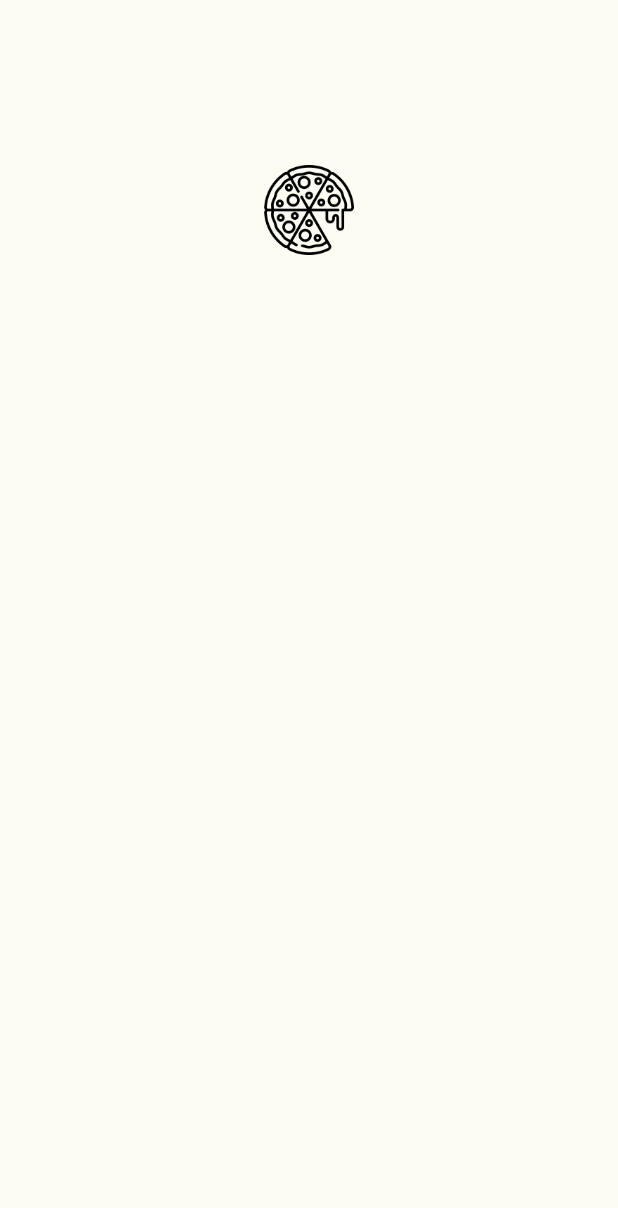
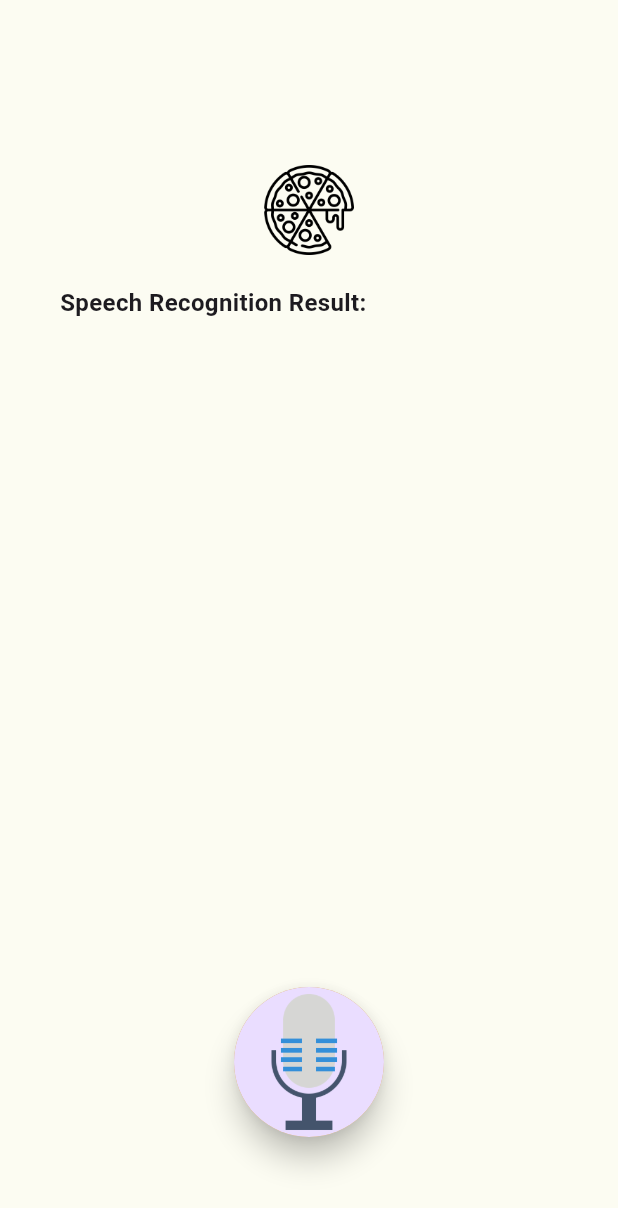
Before and after one commit to AmineBennani7/Smart-Voice-Restaurant-Assistant, a Flutter app: the ConversationPage screen opened by its route, on a phone screen of 412 x 824 dp. Shown: the top 1208 px of the screen. Run offline on Flutter 3.47's test engine with Material 3 defaults, Android fonts, the light colour scheme and no system bars; drawn by our look-alikes of avatar_glow; our stand-ins replace flutter_tts, google_fonts; missing offline and left inert: speech_to_text_google_dialog.

Commit message:
speechToText flutter

```diff
--- a/frontend/mobile/mobile_order/lib/pages/conversationpage.dart
+++ b/frontend/mobile/mobile_order/lib/pages/conversationpage.dart
@@ -1,30 +1,112 @@
 import 'package:flutter/material.dart';
-class ConversationPage extends StatelessWidget {
-  const ConversationPage({super.key});
+import 'package:avatar_glow/avatar_glow.dart';
+import 'package:speech_to_text_google_dialog/speech_to_text_google_dialog.dart';
 
-   @override
+class ConversationPage extends StatefulWidget {
+  const ConversationPage({Key? key}) : super(key: key);
+
+  @override
+  _ConversationPageState createState() => _ConversationPageState();
+}
+
+class _ConversationPageState extends State<ConversationPage> {
+  bool isRecording = false;
+  String textSpeech = '';
+
+  @override
   Widget build(BuildContext context) {
     return Scaffold(
-      backgroundColor:const Color.fromARGB(255, 252, 252, 242),
-      body:
-
-      //Logo pequeño
-      Padding(
+      backgroundColor: const Color.fromARGB(255, 252, 252, 242),
+      floatingActionButtonLocation: FloatingActionButtonLocation.centerFloat,
+      floatingActionButton: GestureDetector(
+        onTap: toggleListening, // Utiliza el método toggleListening en lugar de repetir la lógica de pulsar el botón
+        child: AvatarGlow(
+          startDelay: const Duration(milliseconds: 1000),
+          glowColor: const Color.fromARGB(255, 44, 37, 37),
+          glowShape: BoxShape.circle,
+          curve: Curves.fastOutSlowIn,
+          animate: isRecording,
+          duration: const Duration(milliseconds: 1500),
+          child: Material(
+            elevation: 8.0,
+            shape: const CircleBorder(),
+            color: isRecording
+                ? Colors.red // Change the color while recording
+                : const Color.fromARGB(255, 222, 167, 72),
+            child: CircleAvatar(
+              backgroundImage: AssetImage('lib/images/microphone.png'),
+              radius: 50.0,
+            ),
+          ),
+        ),
+      ),
+      bottomNavigationBar: SizedBox(height: 50.0),
+      body: Padding(
         padding: const EdgeInsets.all(40.0),
         child: Column(
           crossAxisAlignment: CrossAxisAlignment.start,
-          mainAxisAlignment: MainAxisAlignment.start, // Ajustado para alinear contenido al inicio
+          mainAxisAlignment: MainAxisAlignment.start,
           children: [
             Center(
               child: Padding(
-                padding: const EdgeInsets.only(top:70.0, bottom: 0.0), // Ajusta estos valores según necesites
+                padding: const EdgeInsets.only(top: 70.0, bottom: 0.0),
                 child: Image.asset(
                   'lib/images/pizza.png',
-                  width: 70.0, // Ajusta el ancho según tus necesidades
-                  height: 60.0, // Ajusta la altura según tus necesidades
+                  width: 70.0,
+                  height: 60.0,
                   fit: BoxFit.contain,
                 ),
               ),
             ),
-          ])));
-          }}
+            const SizedBox(height: 20.0),
+            const Text(
+              'Speech Recognition Result:',
+              style: TextStyle(fontSize: 16.0, fontWeight: FontWeight.bold),
+            ),
+            const SizedBox(height: 10.0),
+            Text(
+              textSpeech,
+              style: const TextStyle(fontSize: 18.0),
+            ),
+          ],
+        ),
+      ),
+    );
+  }
+
+  void toggleListening() async {
+    setState(() {
+      isRecording = !isRecording; //lo devuelve true
+    });
+
+    if (isRecording) {
+      // Iniciar la escucha
+      bool isServiceAvailable = await SpeechToTextGoogleDialog.getInstance()
+          .showGoogleDialog(
+        onTextReceived: (data) {
+          setState(() {
+            textSpeech = data.toString();
+          });
+        },
+         locale: "es-ES", //  español
+      );
+
+      if (!isServiceAvailable) {
+        ScaffoldMessenger.of(context).showSnackBar(SnackBar(
+          content: const Text('El servicio no está disponible'),
+          backgroundColor: Colors.red,
+          behavior: SnackBarBehavior.floating,
+          margin: EdgeInsets.only(
+            bottom: MediaQuery.of(context).size.height - 100,
+            left: 16,
+            right: 16,
+          ),
+        ));
+      }
+    } else {
+      // Detener la escucha
+            // Detener la escucha (no se necesita hacer nada aquí)
+
+    }
+  }
+}
--- a/frontend/mobile/mobile_order/pubspec.yaml
+++ b/frontend/mobile/mobile_order/pubspec.yaml
@@ -21,6 +21,7 @@ version: 1.0.0+1
 environment:
   sdk: '>=3.2.0 <4.0.0'
 
+
 # Dependencies specify other packages that your package needs in order to work.
 # To automatically upgrade your package dependencies to the latest versions
 # consider running `flutter pub upgrade --major-versions`. Alternatively,
@@ -36,6 +37,11 @@ dependencies:
   # Use with the CupertinoIcons class for iOS style icons.
   cupertino_icons: ^1.0.2
   google_fonts: ^5.1.0
+  avatar_glow: ^3.0.1
+  flutter_tts: ^3.8.5
+
+  speech_to_text_google_dialog: ^0.0.6
+
 
 dev_dependencies:
   flutter_test:
```
Also changed, not shown: frontend/mobile/mobile_order/lib/main2.dart (added, +39 -0 lines), frontend/mobile/mobile_order/lib/images/microphone.png (added), frontend/mobile/mobile_order/lib/pages/intro_page.dart (line endings or trailing spaces), frontend/mobile/mobile_order/pubspec.lock, 5 other files.
